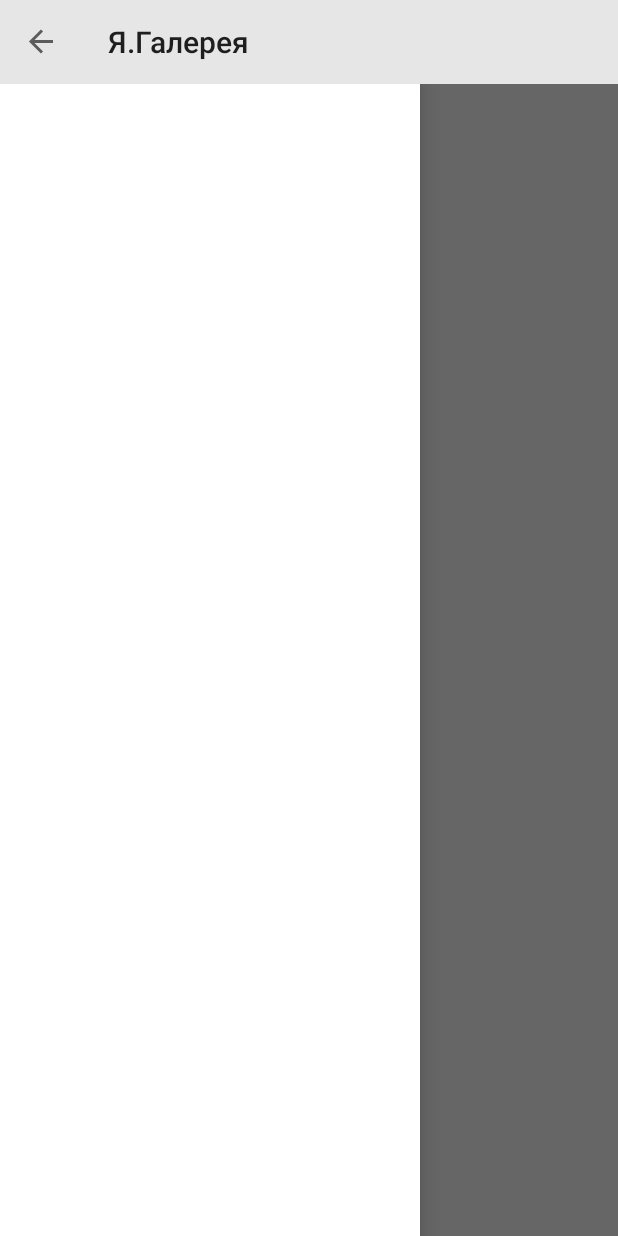
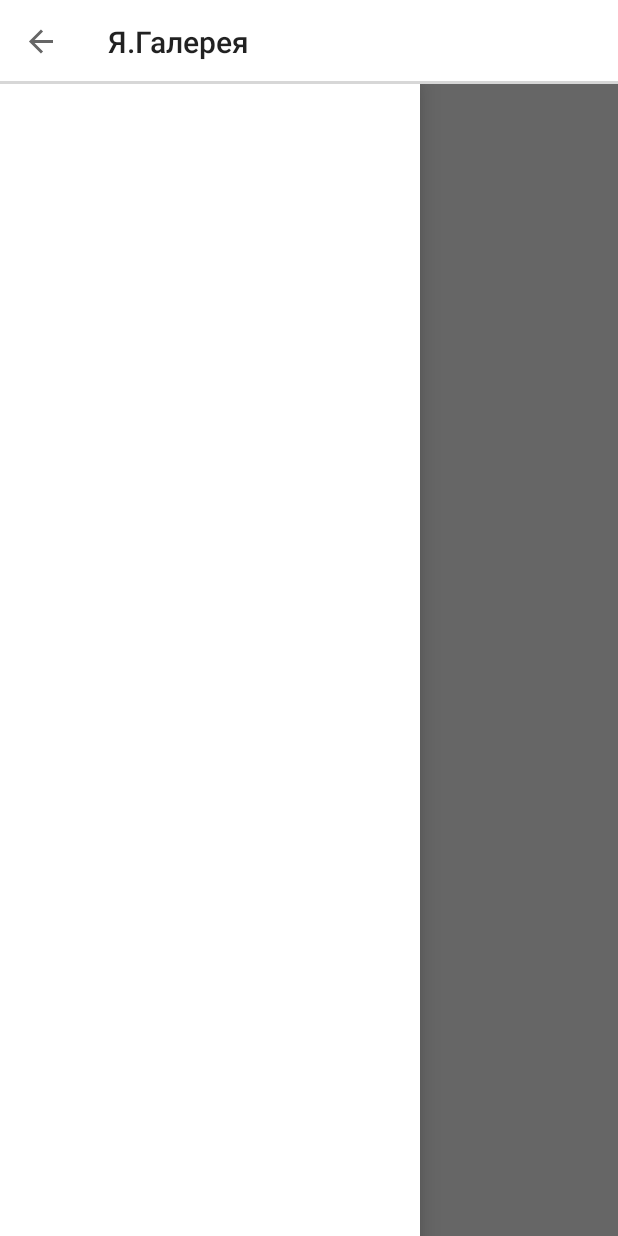
Before and after one commit to RomanAnchugov/YandexSchoolAnchugov, an Android app: the screen it shows after launch (MainActivity), with the side drawer open, on a phone screen of 412 x 824 dp. Run offline under Robolectric (Android 15) with nearby library versions, the phone set to English and light mode, and no system bars; libraries missing offline, so code that uses them is left out: com.yandex.disk.

Commit message:
some design changes

```diff
--- a/app/src/main/java/ru/romananchugov/yandexschoolanchugov/adapters/GalleryListAdapter.java
+++ b/app/src/main/java/ru/romananchugov/yandexschoolanchugov/adapters/GalleryListAdapter.java
@@ -163,7 +163,7 @@ public class GalleryListAdapter extends RecyclerView.Adapter<GalleryListAdapter.
                 .load(galleryItems.get(position).getDownloadLink())
                 .apply(new RequestOptions()
                         .error(R.drawable.ic_refresh_black_24dp)
-                        .placeholder(R.drawable.blue_drawable)
+                        .placeholder(R.drawable.image_placeholder)
                         .diskCacheStrategy(DiskCacheStrategy.ALL)
                         .priority(Priority.NORMAL)
                         .timeout(60000)
--- a/app/src/main/res/drawable/blue_drawable.xml
+++ b/app/src/main/res/drawable/image_placeholder.xml
@@ -6,5 +6,5 @@
         android:color="#fff"
 
         />
-    <solid android:color="@color/blue"/>
+    <solid android:color="@color/light_gray"/>
 </shape>
--- /dev/null
+++ b/app/src/main/res/drawable/item_bg_card.xml
@@ -0,0 +1,18 @@
+<?xml version="1.0" encoding="utf-8"?>
+<layer-list xmlns:android="http://schemas.android.com/apk/res/android">
+    <item>
+        <shape android:shape="rectangle">
+            <solid android:color="#cacecece"/>
+        </shape>
+    </item>
+
+    <item
+        android:left="0dp"
+        android:right="0dp"
+        android:top="0dp"
+        android:bottom="2dp">
+        <shape android:shape="rectangle">
+            <solid android:color="@android:color/white"/>
+        </shape>
+    </item>
+</layer-list>
--- a/app/src/main/res/layout/activity_main.xml
+++ b/app/src/main/res/layout/activity_main.xml
@@ -12,7 +12,7 @@
         android:id="@+id/toolbar"
         android:layout_width="match_parent"
         android:layout_height="?attr/actionBarSize"
-        android:background="?attr/colorPrimary"
+        android:background="@drawable/item_bg_card"
         app:popupTheme="@style/AppTheme.PopupOverlay" />
 
     <android.support.v4.widget.DrawerLayout
--- a/app/src/main/res/values/colors.xml
+++ b/app/src/main/res/values/colors.xml
@@ -1,6 +1,6 @@
 <?xml version="1.0" encoding="utf-8"?>
 <resources>
-    <color name="colorPrimary">#e6e6e6</color>
+    <color name="colorPrimary">#fff</color>
     <color name="colorPrimaryDark">#303F9F</color>
     <color name="colorAccent">#FF4081</color>
 
--- a/app/src/main/res/values/styles.xml
+++ b/app/src/main/res/values/styles.xml
@@ -5,7 +5,7 @@
         <!-- Customize your theme here. -->
         <item name="colorPrimary">@color/light_gray</item>
         <item name="colorPrimaryDark">@color/dark_gray</item>
-        <item name="colorAccent">@android:color/black</item>
+        <item name="colorAccent">@color/blue</item>
     </style>
 
 
```
